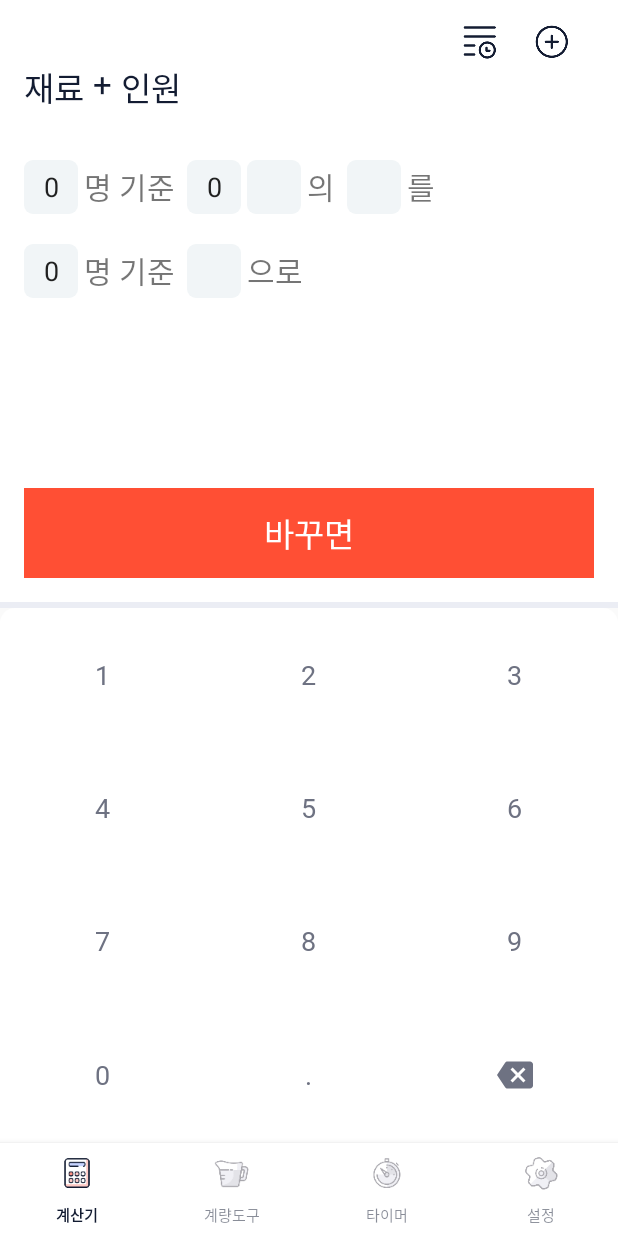
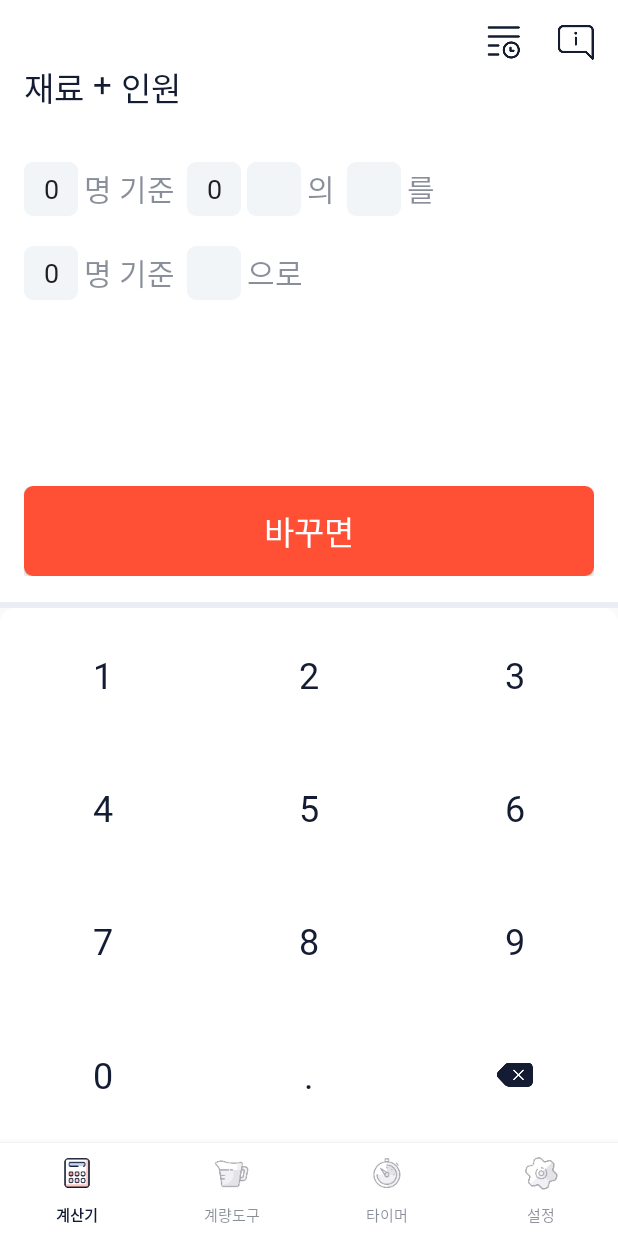
Before and after one commit to Nexters/Amoogye, an Android app: the screen it shows after launch (MainActivity), on a phone screen of 412 x 824 dp. Run offline under Robolectric (Android 15) with nearby library versions, the phone set to English and light mode, and no system bars; our stand-ins replace data binding; libraries missing offline, so code that uses them is left out: com.baoyz.actionsheet, io.blackbox_vision.wheelview, io.realm; 10 statements that could not run were skipped.

Commit message:
feature-#80 [계산기] UI 수정사항 적용
- 1, 2, 6, 7, 9, 10번 적용

```diff
--- a/app/src/main/java/cookcook/nexters/com/amoogye/utils/DefaultRealmData.kt
+++ b/app/src/main/java/cookcook/nexters/com/amoogye/utils/DefaultRealmData.kt
@@ -14,11 +14,11 @@ val realmData = arrayOf(
     MeasureUnit(9,1,0,"pt", "파인트","",0),
     MeasureUnit(10,0,0,"밥숟가락", "","",0),
     MeasureUnit(11,0,0,"베라스푼", "","",0),
-    MeasureUnit(11,0,0,"종이컵", "","",0),
-    MeasureUnit(11,0,0,"병뚜껑", "","",0),
-    MeasureUnit(11,0,0,"김용기", "","",0),
-    MeasureUnit(11,0,0,"소주잔", "","",0),
-    MeasureUnit(11,0,0,"참치캔", "","",0),
-    MeasureUnit(11,0,0,"햇반그릇", "","",0),
-    MeasureUnit(11,0,0,"내냄비", "","",0)
+    MeasureUnit(12,0,0,"종이컵", "","",0),
+    MeasureUnit(13,0,0,"병뚜껑", "","",0),
+    MeasureUnit(14,0,0,"김용기", "","",0),
+    MeasureUnit(15,0,0,"소주잔", "","",0),
+    MeasureUnit(16,0,0,"참치캔", "","",0),
+    MeasureUnit(17,0,0,"햇반그릇", "","",0),
+    MeasureUnit(18,0,0,"내냄비", "","",0)
 )
--- a/app/src/main/res/layout/fragment_calc.xml
+++ b/app/src/main/res/layout/fragment_calc.xml
@@ -37,10 +37,9 @@
                     android:id="@+id/btn_tip"
                     android:layout_width="wrap_content"
                     android:layout_height="wrap_content"
-                    android:src="@drawable/tool_tip"
+                    android:src="@drawable/tip"
                     android:background="@android:color/transparent"
-                    android:layout_alignParentEnd="true"
-                    android:layout_marginEnd="16dp"/>
+                    android:layout_alignParentEnd="true"/>
             </RelativeLayout>
 
             <RelativeLayout
@@ -78,14 +77,16 @@
                     android:fontFamily="@font/nanum_square_r"
                     android:layout_marginStart="6dp"/>
             </RelativeLayout>
+
             <RelativeLayout
                 android:id="@+id/calculator_container"
                 android:layout_width="match_parent"
                 android:layout_height="match_parent"
+                android:layout_above="@+id/calc_layout_bottom"
                 android:layout_below="@+id/calc_text_container"
-                android:layout_above="@+id/calc_layout_bottom"
-                android:layout_marginTop="32dp"
-                android:layout_marginBottom="24dp">
+                android:layout_marginTop="33dp"
+                android:layout_marginBottom="23dp">
+
                 <LinearLayout
                     android:layout_width="match_parent"
                     android:layout_height="wrap_content"
@@ -105,14 +106,15 @@
                                 android:layout_width="wrap_content"
                                 android:layout_height="@dimen/calc_edit_box_size"
                                 android:background="@drawable/number_input_non_focus_wrap_rounded_box"
+                                android:cursorVisible="false"
                                 android:minWidth="@dimen/calc_edit_box_size"
                                 android:paddingStart="@dimen/calc_edit_padding"
                                 android:paddingEnd="@dimen/calc_edit_padding"
+                                android:singleLine="true"
                                 android:text="@{calculatorVM.humanOne}"
-                                android:singleLine="true"
                                 android:textAlignment="center"
                                 android:textSize="@dimen/calc_edit_text_size"
-                                android:cursorVisible="false"/>
+                                android:fontFamily="@font/nanum_square_r" />
 
                             <TextView
                                 android:id="@+id/txt_twice_human_standard"
@@ -121,9 +123,11 @@
                                 android:layout_centerVertical="true"
                                 android:layout_marginStart="4dp"
                                 android:layout_toEndOf="@+id/edit_twice_human_one"
+                                android:singleLine="true"
                                 android:text="명 기준"
-                                android:singleLine="true"
-                                android:textSize="@dimen/calc_text_size" />
+                                android:textColor="@color/calc_text_color"
+                                android:textSize="@dimen/calc_text_size"
+                                android:fontFamily="@font/nanum_square_r" />
                         </RelativeLayout>
 
                         <RelativeLayout
@@ -143,14 +147,15 @@
                                     android:layout_height="@dimen/calc_edit_box_size"
                                     android:layout_marginStart="8dp"
                                     android:background="@drawable/number_input_non_focus_wrap_rounded_box"
+                                    android:cursorVisible="false"
                                     android:minWidth="@dimen/calc_edit_box_size"
                                     android:paddingStart="@dimen/calc_edit_padding"
                                     android:paddingEnd="@dimen/calc_edit_padding"
+                                    android:singleLine="true"
                                     android:text="@{calculatorVM.amount}"
-                                    android:singleLine="true"
                                     android:textAlignment="center"
                                     android:textSize="@dimen/calc_edit_text_size"
-                                    android:cursorVisible="false"/>
+                                    android:fontFamily="@font/nanum_square_r" />
 
                                 <EditText
                                     android:id="@+id/edit_twice_unit"
@@ -163,28 +168,31 @@
                                     android:minWidth="@dimen/calc_edit_box_size"
                                     android:paddingStart="@dimen/calc_edit_padding"
                                     android:paddingEnd="@dimen/calc_edit_padding"
+                                    android:singleLine="true"
                                     android:text="@{calculatorVM.unit}"
-                                    android:singleLine="true"
                                     android:textAlignment="center"
-                                    android:textSize="@dimen/calc_edit_text_size" />
+                                    android:textSize="@dimen/calc_edit_text_size"
+                                    android:fontFamily="@font/nanum_square_r" />
 
                                 <TextView
                                     android:id="@+id/txt_twice_dml"
                                     android:layout_width="wrap_content"
                                     android:layout_height="wrap_content"
                                     android:layout_centerVertical="true"
-                                    android:singleLine="true"
                                     android:layout_marginStart="4dp"
                                     android:layout_toEndOf="@+id/edit_twice_unit"
+                                    android:singleLine="true"
                                     android:text="의"
-                                    android:textSize="@dimen/calc_text_size" />
+                                    android:textSize="@dimen/calc_text_size"
+                                    android:textColor="@color/calc_text_color"
+                                    android:fontFamily="@font/nanum_square_r" />
                             </RelativeLayout>
 
                             <RelativeLayout
                                 android:id="@+id/layout_ingredient_wrap"
-                                android:layout_toEndOf="@id/layout_weight_standard"
                                 android:layout_width="wrap_content"
-                                android:layout_height="wrap_content">
+                                android:layout_height="wrap_content"
+                                android:layout_toEndOf="@id/layout_weight_standard">
 
                                 <EditText
                                     android:id="@+id/edit_twice_ingredient"
@@ -196,10 +204,11 @@
                                     android:minWidth="@dimen/calc_edit_box_size"
                                     android:paddingStart="@dimen/calc_edit_padding"
                                     android:paddingEnd="@dimen/calc_edit_padding"
+                                    android:singleLine="true"
                                     android:text="@{calculatorVM.ingredient}"
                                     android:textAlignment="center"
-                                    android:singleLine="true"
-                                    android:textSize="@dimen/calc_edit_text_size" />
+                                    android:textSize="@dimen/calc_edit_text_size"
+                                    android:fontFamily="@font/nanum_square_r" />
 
                                 <TextView
                                     android:layout_width="wrap_content"
@@ -207,9 +216,11 @@
                                     android:layout_centerVertical="true"
                                     android:layout_marginStart="4dp"
                                     android:layout_toEndOf="@id/edit_twice_ingredient"
+                                    android:singleLine="true"
                                     android:text="를"
-                                    android:singleLine="true"
-                                    android:textSize="@dimen/calc_text_size" />
+                                    android:textSize="@dimen/calc_text_size"
+                                    android:textColor="@color/calc_text_color"
+                                    android:fontFamily="@font/nanum_square_r" />
                             </RelativeLayout>
                         </RelativeLayout>
                     </RelativeLayout>
@@ -229,14 +240,15 @@
                                 android:layout_width="wrap_content"
                                 android:layout_height="@dimen/calc_edit_box_size"
                                 android:background="@drawable/number_input_non_focus_wrap_rounded_box"
+                                android:cursorVisible="false"
                                 android:minWidth="@dimen/calc_edit_box_size"
                                 android:paddingStart="@dimen/calc_edit_padding"
                                 android:paddingEnd="@dimen/calc_edit_padding"
+                                android:singleLine="true"
                                 android:text="@{calculatorVM.humanTwo}"
-                                android:singleLine="true"
                                 android:textAlignment="center"
                                 android:textSize="@dimen/calc_edit_text_size"
-                                android:cursorVisible="false"/>
+                                android:fontFamily="@font/nanum_square_r" />
 
                             <TextView
                                 android:id="@+id/txt_twice_human_standard_two"
@@ -245,9 +257,11 @@
                                 android:layout_centerVertical="true"
                                 android:layout_marginStart="4dp"
                                 android:layout_toEndOf="@+id/edit_twice_human_two"
+                                android:singleLine="true"
                                 android:text="명 기준"
-                                android:singleLine="true"
-                                android:textSize="@dimen/calc_text_size" />
+                                android:textSize="@dimen/calc_text_size"
+                                android:textColor="@color/calc_text_color"
+                                android:fontFamily="@font/nanum_square_r" />
                         </RelativeLayout>
 
                         <RelativeLayout
@@ -266,20 +280,24 @@
                                 android:minWidth="@dimen/calc_edit_box_size"
                                 android:paddingStart="@dimen/calc_edit_padding"
                                 android:paddingEnd="@dimen/calc_edit_padding"
+                                android:singleLine="true"
                                 android:text="@{calculatorVM.tool}"
-                                android:singleLine="true"
                                 android:textAlignment="center"
-                                android:textSize="@dimen/calc_edit_text_size" />
+                                android:textSize="@dimen/calc_edit_text_size"
+                                android:fontFamily="@font/nanum_square_r" />
                         </RelativeLayout>
+
                         <TextView
                             android:layout_width="wrap_content"
                             android:layout_height="wrap_content"
                             android:layout_centerVertical="true"
                             android:layout_marginStart="4dp"
                             android:layout_toEndOf="@+id/layout_ingredient_bottom_standard"
+                            android:singleLine="true"
                             android:text="으로"
-                                android:singleLine="true"
-                                android:textSize="@dimen/calc_text_size" />
+                            android:textSize="@dimen/calc_text_size"
+                            android:textColor="@color/calc_text_color"
+                            android:fontFamily="@font/nanum_square_r" />
                     </RelativeLayout>
                 </LinearLayout>
 
@@ -289,7 +307,8 @@
                 android:id="@+id/calc_layout_bottom"
                 android:layout_width="match_parent"
                 android:layout_height="wrap_content"
-                android:layout_alignParentBottom="true">
+                android:layout_alignParentBottom="true"
+                android:layout_marginBottom="1dp">
 
                 <Button
                     android:layout_width="match_parent"
@@ -297,7 +316,7 @@
                     android:text="바꾸면"
                     android:textSize="22sp"
                     android:fontFamily="@font/nanum_square_r"
-                    android:background="#ff4f34"
+                    android:background="@drawable/timer_rounded_theme_button"
                     android:textColor="#ffffff" />
             </RelativeLayout>
         </RelativeLayout>
--- a/app/src/main/res/layout/layout_number_button_wrap.xml
+++ b/app/src/main/res/layout/layout_number_button_wrap.xml
@@ -234,7 +234,7 @@
                 android:layout_width="wrap_content"
                 android:layout_height="wrap_content"
                 android:layout_centerInParent="true"
-                android:src="@drawable/ic_backspace_black_24dp" />
+                android:src="@drawable/keyboard_icon_backspace" />
 
         </RelativeLayout>
 
--- a/app/src/main/res/values/colors.xml
+++ b/app/src/main/res/values/colors.xml
@@ -14,7 +14,7 @@
 
     <color name="number_input_wrap_color">#FF4F34</color>
     <color name="main_background_color">#EBEDF4</color>
-    <color name="number_button_text_color">#6E7282</color>
+    <color name="number_button_text_color">#131C32</color>
     <color name="number_non_focus_wrap_color">#f1f5f7</color>
 
     <color name="timer_title_color">#131c32</color>
@@ -44,4 +44,5 @@
     <color name="add_util_line_division">#1A131c32</color>
     <color name="add_util_line_division_2">#33131c32</color>
     <color name="add_util_volume_box">#dde2e5</color>
+    <color name="calc_text_color">#7F131C32</color>
 </resources>
--- a/app/src/main/res/values/dimens.xml
+++ b/app/src/main/res/values/dimens.xml
@@ -15,7 +15,7 @@
     <dimen name="bottom_navigation_size">62dp</dimen>
     <dimen name="bottom_navigation_text_size">10sp</dimen>
 
-    <dimen name="number_button_text_size">18sp</dimen>
+    <dimen name="number_button_text_size">24sp</dimen>
     <dimen name="timer_button_text_size">22sp</dimen>
 
     <dimen name="timer_edit_box_size">36dp</dimen>
```
Lines whose indentation alone changed are shown as unchanged.
